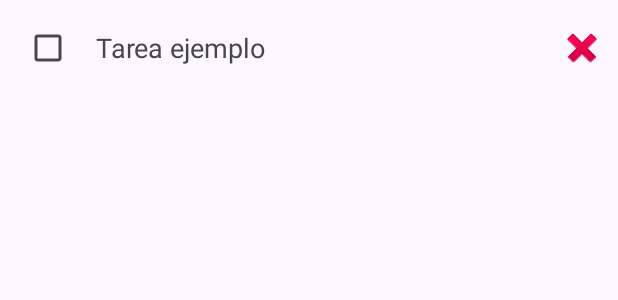
After one commit to hxliceo/FocusFlow, an Android app: the layout item_task.xml on its own in the app's theme, with its tools: preview values and no code run, on a phone screen of 412 x 824 dp. The commit adds this screen. Shown: the top 300 px of the screen. Run offline under Robolectric (Android 15) with nearby library versions, the phone set to English and light mode, and no system bars.

Commit message:
app finish

```diff
--- /dev/null
+++ b/app/src/main/res/layout/item_task.xml
@@ -0,0 +1,30 @@
+<?xml version="1.0" encoding="utf-8"?>
+<LinearLayout xmlns:android="http://schemas.android.com/apk/res/android"
+    android:layout_width="match_parent"
+    android:layout_height="wrap_content"
+    android:orientation="horizontal"
+    android:padding="8dp"
+    android:gravity="center_vertical">
+
+    <CheckBox
+        android:id="@+id/checkBoxTask"
+        android:layout_width="wrap_content"
+        android:layout_height="wrap_content" />
+
+    <TextView
+        android:id="@+id/textViewTask"
+        android:layout_width="0dp"
+        android:layout_height="wrap_content"
+        android:text="Tarea ejemplo"
+        android:textSize="18sp"
+        android:layout_weight="1"
+        android:layout_marginStart="8dp" />
+
+    <ImageButton
+        android:id="@+id/buttonDeleteTask"
+        android:layout_width="wrap_content"
+        android:layout_height="wrap_content"
+        android:src="@android:drawable/ic_delete"
+        android:contentDescription="Eliminar tarea"
+        android:background="?attr/selectableItemBackgroundBorderless" />
+</LinearLayout>
```
Also changed, not shown: app/src/main/java/com/app/focusflow/Task.kt (added, +7 -0 lines), app/src/main/java/com/app/focusflow/TaskAdapter.kt (added, +46 -0 lines), app/src/main/java/com/app/focusflow/TodoListActivity.kt (+94 -8 lines), app/src/main/res/layout/activity_todo_list.xml (+23 -5 lines).
